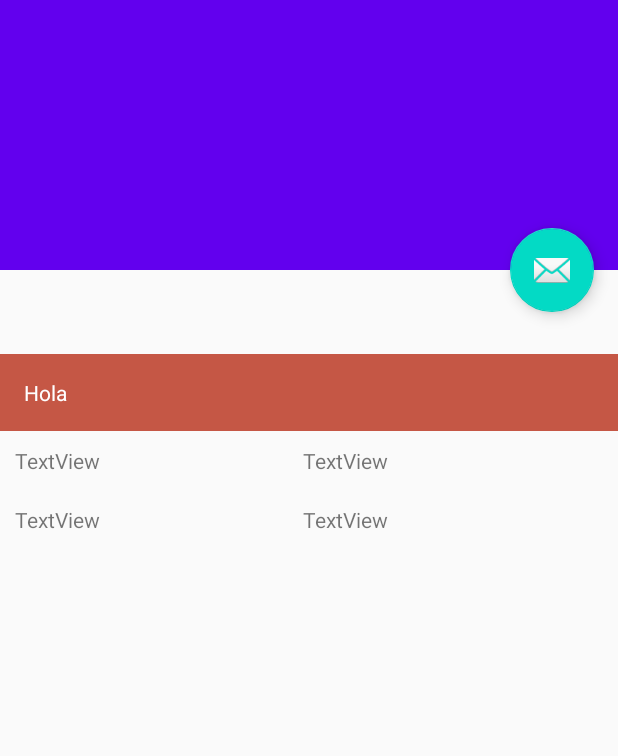
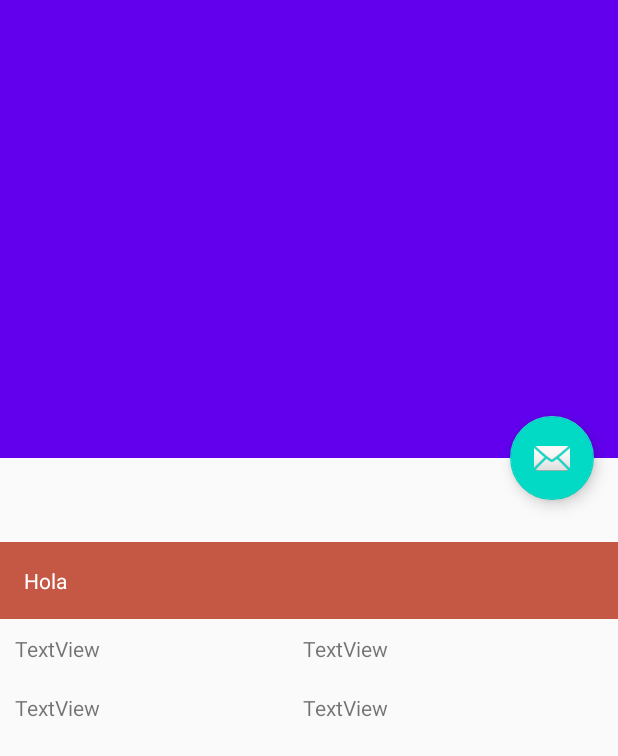
Before and after one commit to direyesm/about_me_class, an Android app: the layout activity_scrolling.xml on its own in the app's theme, with its tools: preview values and no code run, on a phone screen of 412 x 824 dp. Shown: the top 756 px of the screen. Run offline under Robolectric (Android 15) with nearby library versions, the phone set to English and light mode, and no system bars.

```diff
--- a/app/src/main/java/com/example/about_me_class/ContactActivity.java
+++ b/app/src/main/java/com/example/about_me_class/ContactActivity.java
@@ -17,7 +17,7 @@ public class ContactActivity extends AppCompatActivity {
         super.onCreate(savedInstanceState);
         setContentView(R.layout.activity_contact);
 
-        textView = findViewById(R.id.textView);
+        textView = findViewById(R.id.txtLinke);
         textView.setOnClickListener(new View.OnClickListener() {
             @Override
             public void onClick(View view) {
--- a/app/src/main/java/com/example/about_me_class/MainActivity.java
+++ b/app/src/main/java/com/example/about_me_class/MainActivity.java
@@ -3,6 +3,7 @@ package com.example.about_me_class;
 import android.content.Intent;
 import android.os.Bundle;
 
+import com.bumptech.glide.Glide;
 import com.google.android.material.appbar.CollapsingToolbarLayout;
 import com.google.android.material.floatingactionbutton.FloatingActionButton;
 import com.google.android.material.snackbar.Snackbar;
@@ -13,6 +14,7 @@ import androidx.appcompat.widget.Toolbar;
 import android.view.View;
 import android.view.Menu;
 import android.view.MenuItem;
+import android.widget.ImageView;
 
 public class MainActivity extends AppCompatActivity {
 
@@ -24,6 +26,10 @@ public class MainActivity extends AppCompatActivity {
         setSupportActionBar(toolbar);
         CollapsingToolbarLayout toolBarLayout = (CollapsingToolbarLayout) findViewById(R.id.toolbar_layout);
         toolBarLayout.setTitle(getTitle());
+
+        ImageView imageView = findViewById(R.id.logo_iv);
+        Glide.with(this).load("https://unsplash.com/photos/yqourduJ7Sc/download?force=true&w=640").centerCrop().into(imageView);
+
 
         FloatingActionButton fab = (FloatingActionButton) findViewById(R.id.fab);
         fab.setOnClickListener(new View.OnClickListener() {
--- a/app/src/main/res/layout/activity_scrolling.xml
+++ b/app/src/main/res/layout/activity_scrolling.xml
@@ -10,7 +10,7 @@
     <com.google.android.material.appbar.AppBarLayout
         android:id="@+id/app_bar"
         android:layout_width="match_parent"
-        android:layout_height="@dimen/app_bar_height"
+        android:layout_height="305dp"
         android:fitsSystemWindows="true"
         android:theme="@style/AppTheme.AppBarOverlay">
 
--- a/app/src/main/res/layout/content_scrolling.xml
+++ b/app/src/main/res/layout/content_scrolling.xml
@@ -12,7 +12,7 @@
 
     <LinearLayout
         android:layout_width="match_parent"
-        android:layout_height="wrap_content"
+        android:layout_height="match_parent"
         android:orientation="vertical">
 
 
--- a/app/src/main/res/values/strings.xml
+++ b/app/src/main/res/values/strings.xml
@@ -4,4 +4,7 @@
     <!-- TODO: Remove or change this placeholder text -->
     <string name="hello_blank_fragment">Hello blank fragment</string>
     <string name="txtvista">Hola</string>
+
+
+    <string name="txtLinke">Linkedin</string>
 </resources>
```
Also changed, not shown: app/src/main/res/drawable/unnamed.jpg (deleted).
